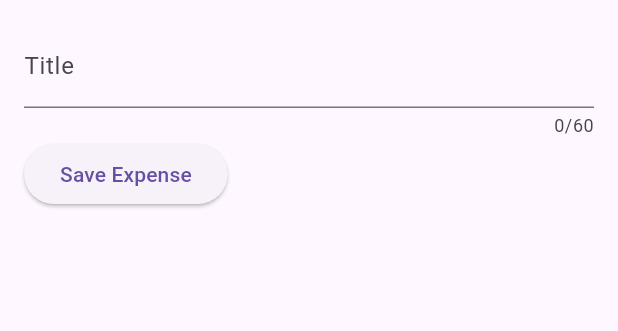
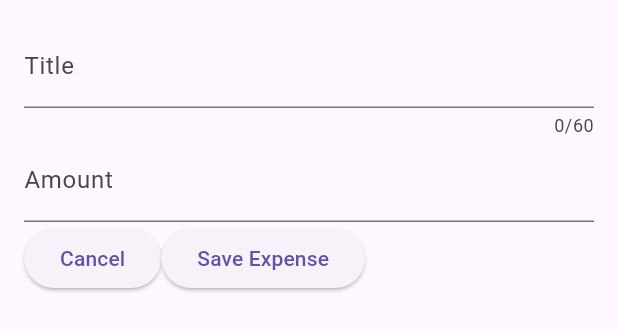
Before and after one commit to Shahmahdi/expense_tracker_flutter, a Flutter app: the NewExpenseForm widget shown alone on an empty page, opened directly, on a phone screen of 412 x 824 dp. Shown: the top 331 px of the screen. Run offline on Flutter 3.47's test engine with Material 3 defaults, Android fonts, the phone set to English and light mode, and no system bars.

Commit message:
date formatter library added, modal close functionality added

```diff
--- a/lib/model/expense.dart
+++ b/lib/model/expense.dart
@@ -1,7 +1,8 @@
 import 'package:flutter/material.dart';
+import 'package:intl/intl.dart';
 import 'package:uuid/uuid.dart';
 
-// final formatter = DateFormat.yMd();
+final formatter = DateFormat.yMd();
 
 const uuid = Uuid();
 
@@ -28,7 +29,7 @@ class Expense {
   final DateTime date;
   final Category category;
 
-  // String get formattedDate {
-  //   return formatter.format(date);
-  // }
+  String get formattedDate {
+    return formatter.format(date);
+  }
 }
--- a/lib/widgets/expenses/expense_item.dart
+++ b/lib/widgets/expenses/expense_item.dart
@@ -27,10 +27,7 @@ class ExpenseItem extends StatelessWidget {
                 Row(
                   children: [
                     Icon(categoryIcons[expense.category]),
-                    Text(
-                      expense.date.toString(),
-                    ),
-                    // Text(expense.formattedDate),
+                    Text(expense.formattedDate),
                   ],
                 ),
               ],
--- a/lib/widgets/expenses/new_expense_form.dart
+++ b/lib/widgets/expenses/new_expense_form.dart
@@ -10,10 +10,14 @@ class NewExpenseForm extends StatefulWidget {
 }
 
 class _NewExpenseFormState extends State<NewExpenseForm> {
-  var title = '';
+  final _titleController = TextEditingController();
+  final _amountController = TextEditingController();
 
-  void _saveTitleInput(String value) {
-    title = value;
+  @override
+  void dispose() {
+    _titleController.dispose();
+    _amountController.dispose();
+    super.dispose();
   }
 
   @override
@@ -23,17 +27,32 @@ class _NewExpenseFormState extends State<NewExpenseForm> {
       child: Column(
         children: [
           TextField(
-            onChanged: _saveTitleInput,
+            controller: _titleController,
             maxLength: 60,
             decoration: const InputDecoration(
               label: Text("Title"),
+            ),
+          ),
+          TextField(
+            controller: _amountController,
+            keyboardType: TextInputType.number,
+            decoration: const InputDecoration(
+              prefixText: '\$ ',
+              label: Text("Amount"),
             ),
           ),
           Row(
             children: [
               ElevatedButton(
                 onPressed: () {
-                  print(title);
+                  Navigator.pop(context);
+                },
+                child: const Text("Cancel"),
+              ),
+              ElevatedButton(
+                onPressed: () {
+                  print(_titleController.text);
+                  print(_amountController.text);
                 },
                 child: const Text('Save Expense'),
               )
--- a/pubspec.yaml
+++ b/pubspec.yaml
@@ -36,6 +36,7 @@ dependencies:
   # Use with the CupertinoIcons class for iOS style icons.
   cupertino_icons: ^1.0.6
   uuid: ^4.4.2
+  intl: ^0.19.0
 
 dev_dependencies:
   flutter_test:
```
Also changed, not shown: pubspec.lock.
